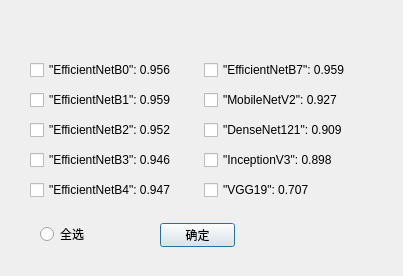
This is framelessDialog.ui in Rvioleck/FlowerClassification as Qt 5 draws it before an edit. The edited form follows.
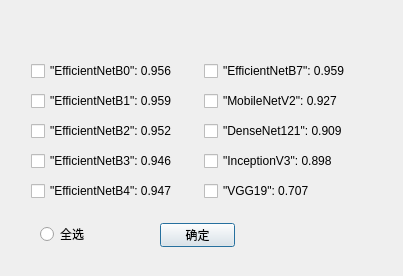
This is the edited form.

Patch:
```diff
--- a/framelessDialog.ui
+++ b/framelessDialog.ui
@@ -29,21 +29,31 @@
     <string>确定</string>
    </property>
   </widget>
-  <widget class="QWidget" name="layoutWidget">
+  <widget class="QRadioButton" name="radioButton">
    <property name="geometry">
     <rect>
-     <x>30</x>
-     <y>56</y>
-     <width>341</width>
-     <height>151</height>
+     <x>40</x>
+     <y>224</y>
+     <width>95</width>
+     <height>20</height>
     </rect>
    </property>
    <property name="cursor">
     <cursorShape>PointingHandCursor</cursorShape>
    </property>
-   <layout class="QGridLayout" name="gridLayout">
-    <item row="0" column="0">
+   <property name="text">
+    <string>全选</string>
+   </property>
+  </widget>
      <widget class="QCheckBox" name="EfficientNetB0">
+   <property name="geometry">
+    <rect>
+     <x>31</x>
+     <y>61</y>
+     <width>171</width>
+     <height>20</height>
+    </rect>
+   </property>
       <property name="cursor">
        <cursorShape>PointingHandCursor</cursorShape>
       </property>
@@ -51,19 +61,31 @@
        <string>&quot;EfficientNetB0&quot;: 0.956</string>
       </property>
      </widget>
-    </item>
-    <item row="0" column="1">
-     <widget class="QCheckBox" name="EfficientNetB7">
+  <widget class="QCheckBox" name="VGG19">
+   <property name="geometry">
+    <rect>
+     <x>204</x>
+     <y>181</y>
+     <width>171</width>
+     <height>20</height>
+    </rect>
+   </property>
       <property name="cursor">
        <cursorShape>PointingHandCursor</cursorShape>
       </property>
       <property name="text">
-       <string>&quot;EfficientNetB7&quot;: 0.959</string>
-      </property>
-     </widget>
-    </item>
-    <item row="1" column="0">
+    <string>&quot;VGG19&quot;: 0.707</string>
+   </property>
+  </widget>
      <widget class="QCheckBox" name="EfficientNetB1">
+   <property name="geometry">
+    <rect>
+     <x>31</x>
+     <y>91</y>
+     <width>171</width>
+     <height>20</height>
+    </rect>
+   </property>
       <property name="cursor">
        <cursorShape>PointingHandCursor</cursorShape>
       </property>
@@ -71,9 +93,15 @@
        <string>&quot;EfficientNetB1&quot;: 0.959</string>
       </property>
      </widget>
-    </item>
-    <item row="1" column="1">
      <widget class="QCheckBox" name="MobileNetV2">
+   <property name="geometry">
+    <rect>
+     <x>204</x>
+     <y>91</y>
+     <width>171</width>
+     <height>20</height>
+    </rect>
+   </property>
       <property name="cursor">
        <cursorShape>PointingHandCursor</cursorShape>
       </property>
@@ -81,29 +109,31 @@
        <string>&quot;MobileNetV2&quot;: 0.927</string>
       </property>
      </widget>
-    </item>
-    <item row="2" column="0">
-     <widget class="QCheckBox" name="EfficientNetB2">
-      <property name="cursor">
-       <cursorShape>PointingHandCursor</cursorShape>
-      </property>
-      <property name="text">
-       <string>&quot;EfficientNetB2&quot;: 0.952</string>
-      </property>
-     </widget>
-    </item>
-    <item row="2" column="1">
-     <widget class="QCheckBox" name="DenseNet121">
+  <widget class="QCheckBox" name="EfficientNetB7">
+   <property name="geometry">
+    <rect>
+     <x>204</x>
+     <y>61</y>
+     <width>171</width>
+     <height>20</height>
+    </rect>
+   </property>
       <property name="cursor">
        <cursorShape>PointingHandCursor</cursorShape>
       </property>
       <property name="text">
-       <string>&quot;DenseNet121&quot;: 0.909</string>
-      </property>
-     </widget>
-    </item>
-    <item row="3" column="0">
+    <string>&quot;EfficientNetB7&quot;: 0.959</string>
+   </property>
+  </widget>
      <widget class="QCheckBox" name="EfficientNetB3">
+   <property name="geometry">
+    <rect>
+     <x>31</x>
+     <y>151</y>
+     <width>171</width>
+     <height>20</height>
+    </rect>
+   </property>
       <property name="cursor">
        <cursorShape>PointingHandCursor</cursorShape>
       </property>
@@ -111,19 +141,47 @@
        <string>&quot;EfficientNetB3&quot;: 0.946</string>
       </property>
      </widget>
-    </item>
-    <item row="3" column="1">
-     <widget class="QCheckBox" name="InceptionV3">
+  <widget class="QCheckBox" name="DenseNet121">
+   <property name="geometry">
+    <rect>
+     <x>204</x>
+     <y>121</y>
+     <width>171</width>
+     <height>20</height>
+    </rect>
+   </property>
       <property name="cursor">
        <cursorShape>PointingHandCursor</cursorShape>
       </property>
       <property name="text">
-       <string>&quot;InceptionV3&quot;: 0.898</string>
-      </property>
-     </widget>
-    </item>
-    <item row="4" column="0">
+    <string>&quot;DenseNet121&quot;: 0.909</string>
+   </property>
+  </widget>
+  <widget class="QCheckBox" name="EfficientNetB2">
+   <property name="geometry">
+    <rect>
+     <x>31</x>
+     <y>121</y>
+     <width>171</width>
+     <height>20</height>
+    </rect>
+   </property>
+   <property name="cursor">
+    <cursorShape>ArrowCursor</cursorShape>
+   </property>
+   <property name="text">
+    <string>&quot;EfficientNetB2&quot;: 0.952</string>
+   </property>
+  </widget>
      <widget class="QCheckBox" name="EfficientNetB4">
+   <property name="geometry">
+    <rect>
+     <x>31</x>
+     <y>181</y>
+     <width>171</width>
+     <height>20</height>
+    </rect>
+   </property>
       <property name="cursor">
        <cursorShape>PointingHandCursor</cursorShape>
       </property>
@@ -131,30 +189,17 @@
        <string>&quot;EfficientNetB4&quot;: 0.947</string>
       </property>
      </widget>
-    </item>
-    <item row="4" column="1">
-     <widget class="QCheckBox" name="VGG19">
-      <property name="cursor">
-       <cursorShape>PointingHandCursor</cursorShape>
-      </property>
-      <property name="text">
-       <string>&quot;VGG19&quot;: 0.707</string>
-      </property>
-     </widget>
-    </item>
-   </layout>
-  </widget>
-  <widget class="QRadioButton" name="radioButton">
+  <widget class="QCheckBox" name="InceptionV3">
    <property name="geometry">
     <rect>
-     <x>40</x>
-     <y>224</y>
-     <width>95</width>
+     <x>204</x>
+     <y>151</y>
+     <width>171</width>
      <height>20</height>
     </rect>
    </property>
    <property name="text">
-    <string>全选</string>
+    <string>&quot;InceptionV3&quot;: 0.898</string>
    </property>
   </widget>
  </widget>
```
Left out of the diff: 19 changed lines with no effect on the pictures. Lines whose indentation alone changed are shown as unchanged.
